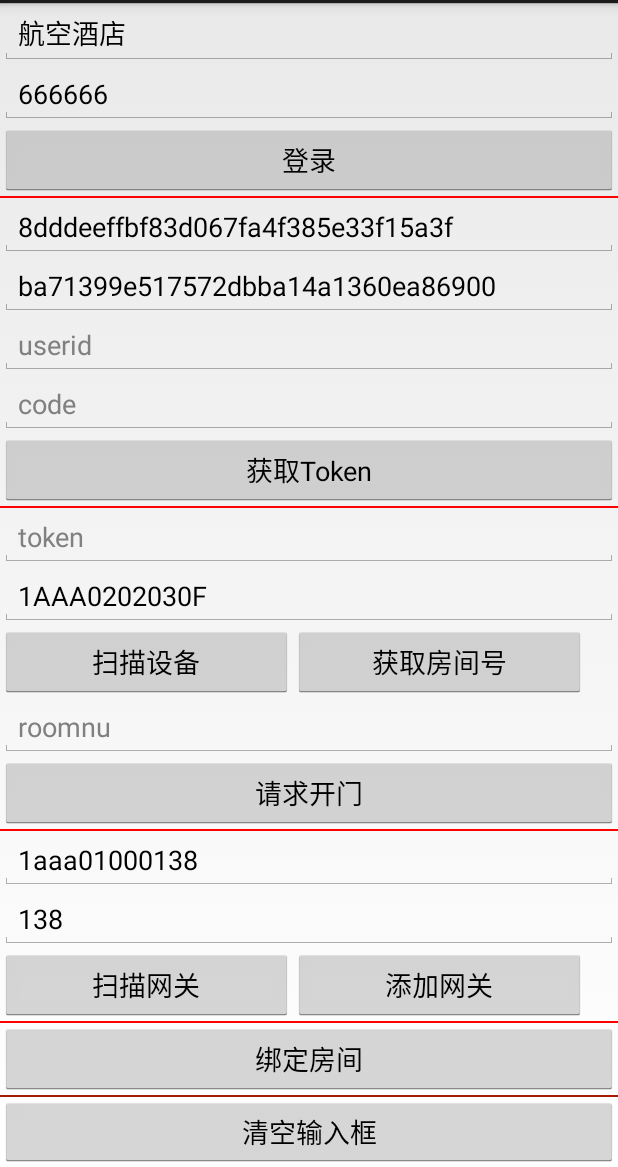
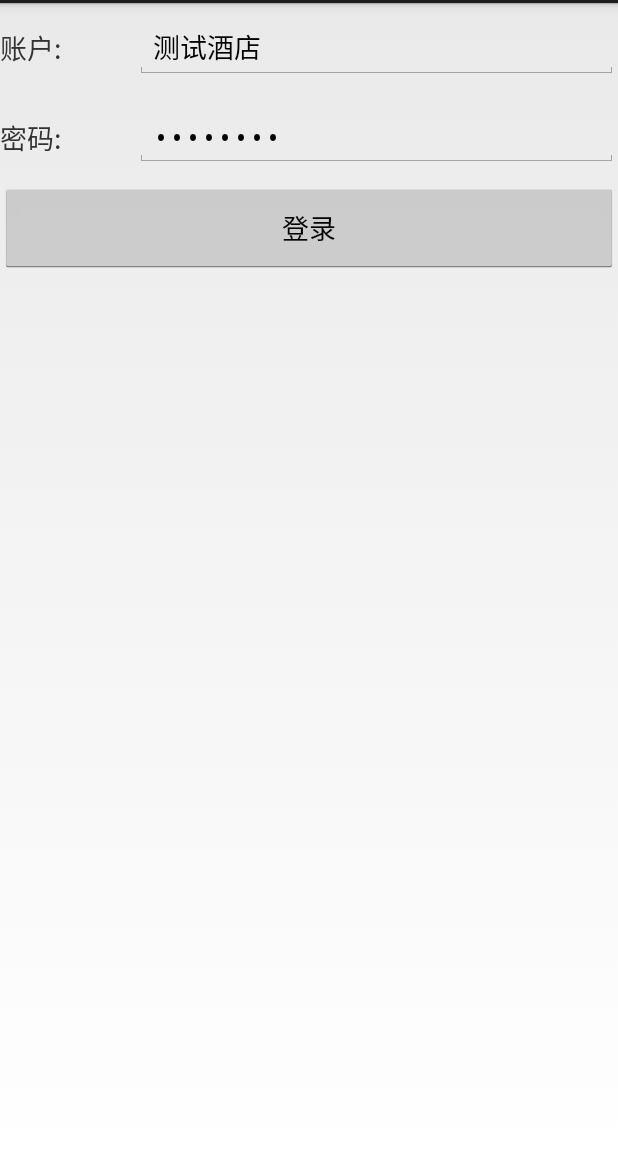
Before and after one commit to meton-robean/BZTools, an Android app: the screen it shows after launch (MainActivity before the commit, LoginActivity after it), after a tap on "登录", on a phone screen of 412 x 824 dp, the part 69-1236 px from its top. Run offline under Robolectric (Android 15) with nearby library versions, the phone set to English and light mode, and no system bars; network calls fail.

Commit message:
增加登录界面，绑定网关时闪退

```diff
--- a/bZTools/build.gradle
+++ b/bZTools/build.gradle
@@ -28,6 +28,7 @@ android {
 dependencies {
     compile project(':androidvolleymaster')
     compile 'com.android.support:support-v4:24.2.1'
+    compile 'com.android.support:appcompat-v7:24.2.1'
     compile files('libs/core.jar')
     compile files('libs/fastjson-1.1.33-sources.jar')
     compile files('libs/fastjson-1.1.33.jar')
--- /dev/null
+++ b/bZTools/src/main/java/com/yeah/bztools/ActivityCollector.java
@@ -0,0 +1,29 @@
+package com.yeah.bztools;
+
+
+import android.app.Activity;
+
+import java.util.ArrayList;
+import java.util.List;
+
+public class ActivityCollector {
+
+    public static List<Activity> activities = new ArrayList<>();
+
+    public static void addActivity(Activity activity) {
+        activities.add(activity);
+    }
+
+    public static void removeActivity(Activity activity) {
+        activities.remove(activity);
+    }
+
+    public static void finishAll() {
+        for (Activity activity : activities) {
+            if (!activity.isFinishing()) {
+                activity.finish();
+            }
+        }
+    }
+
+}
--- /dev/null
+++ b/bZTools/src/main/java/com/yeah/bztools/BaseActivity.java
@@ -0,0 +1,68 @@
+package com.yeah.bztools;
+
+import android.app.Activity;
+import android.app.AlertDialog;
+import android.content.BroadcastReceiver;
+import android.content.Context;
+import android.content.DialogInterface;
+import android.content.Intent;
+import android.content.IntentFilter;
+import android.os.Bundle;
+import android.support.v7.app.AppCompatActivity;
+
+public class BaseActivity extends Activity {
+
+    private ForceOfflineReceiver receiver;
+
+    @Override
+    protected void onCreate(Bundle savedInstanceState) {
+        super.onCreate(savedInstanceState);
+        ActivityCollector.addActivity(this);
+    }
+
+    @Override
+    protected void onResume() {
+        super.onResume();
+        IntentFilter intentFilter = new IntentFilter();
+        intentFilter.addAction("com.example.broadcastbestpractice.FORCE_OFFLINE");
+        receiver = new ForceOfflineReceiver();
+        registerReceiver(receiver, intentFilter);
+    }
+
+    @Override
+    protected void onPause() {
+        super.onPause();
+        if (receiver != null) {
+            unregisterReceiver(receiver);
+            receiver = null;
+        }
+    }
+
+    @Override
+    protected void onDestroy() {
+        super.onDestroy();
+        ActivityCollector.removeActivity(this);
+    }
+
+    class ForceOfflineReceiver extends BroadcastReceiver {
+
+        @Override
+        public void onReceive(final Context context, Intent intent) {
+            AlertDialog.Builder builder = new AlertDialog.Builder(context);
+            builder.setTitle("Warning");
+            builder.setMessage("You are forced to be offline. Please try to login again.");
+            builder.setCancelable(false);
+            builder.setPositiveButton("OK", new DialogInterface.OnClickListener() {
+                @Override
+                public void onClick(DialogInterface dialog, int which) {
+                    ActivityCollector.finishAll(); // 销毁所有活动
+                    Intent intent = new Intent(context, LoginActivity.class);
+                    context.startActivity(intent); // 重新启动LoginActivity
+                }
+            });
+            builder.show();
+        }
+
+    }
+
+}
--- /dev/null
+++ b/bZTools/src/main/java/com/yeah/bztools/LoginActivity.java
@@ -0,0 +1,105 @@
+package com.yeah.bztools;
+
+import android.content.Intent;
+import android.support.v7.app.AppCompatActivity;
+import android.os.Bundle;
+import android.view.View;
+import android.widget.Button;
+import android.widget.EditText;
+import android.widget.Toast;
+
+import com.yeah.bztools.net.NetInterface;
+import com.yeah.bztools.net.ResultEntity;
+
+import java.util.HashMap;
+import java.util.Map;
+
+public class LoginActivity extends BaseActivity{
+
+    //String code;
+    String userid;
+    String appid;
+    String secret;
+
+    private EditText accountEdit;
+
+    private EditText passwordEdit;
+
+    private Button login;
+
+    @Override
+    protected void onCreate(Bundle savedInstanceState) {
+        super.onCreate(savedInstanceState);
+        setContentView(R.layout.activity_login);
+
+        accountEdit = (EditText) findViewById(R.id.account);
+        passwordEdit = (EditText) findViewById(R.id.password);
+        login = (Button) findViewById(R.id.login);
+
+        login.setOnClickListener(new View.OnClickListener() {
+            @Override
+            public void onClick(View v) {
+                String account = accountEdit.getText().toString().trim();
+                String password = passwordEdit.getText().toString().trim();
+                login(account,password);
+            }
+        });
+    }
+
+
+    private void login(String username, String password) {
+        new NetInterface(getApplicationContext()).login(username,password, new NetInterface.DataCallBack<ResultEntity>() {
+            @Override
+            public void onData(ResultEntity data) {
+                if(data.getCode().equals("0")){
+                    //code=data.getCode();
+                    userid=data.getUserid();
+                    appid=data.getAppid();
+                    secret=data.getSecret();
+
+                    Toast.makeText(LoginActivity.this, "登录成功", Toast.LENGTH_SHORT).show();
+
+                    //cmt 密码正确进入MainActivity
+                    Intent intent = new Intent(LoginActivity.this, MainActivity.class);
+                    //intent.putExtra("code_s",code);
+                    intent.putExtra("user_s",userid);
+                    intent.putExtra("appid_s",appid);
+                    intent.putExtra("secret_s",secret);
+                    startActivity(intent);
+                    finish();
+
+                }else {
+                    Toast.makeText(LoginActivity.this, getMsg(data.getCode(), "登录操作"), Toast.LENGTH_SHORT).show();
+                }
+            }
+            @Override
+            public void onFail(String msg) {
+                Toast.makeText(LoginActivity.this, "登录失败,检查用户名密码是否正确"+msg, Toast.LENGTH_SHORT).show();
+            }
+        });
+    }
+
+    private String getMsg(String key,String operName){
+        Map<String, String> resMap = new HashMap<String, String>();
+        resMap.put("0", operName+",成功");
+        resMap.put("10000", operName+",其他");
+        resMap.put("10001", operName+",secret 不正确");
+        resMap.put("10002", operName+",接口凭证过期");
+        resMap.put("10003", operName+",参数出错");
+        resMap.put("10004", operName+",房间号不存在");
+        resMap.put("10005", operName+",设备ID不存在");
+        resMap.put("10006", operName+",数据库服务异常");
+        resMap.put("10007", operName+",Redis服务异常");
+        resMap.put("10008", operName+",开门失败，网关不在线");
+        resMap.put("10009", operName+",网关已存在");
+        resMap.put("10010", operName+",用户数据不匹配");
+        resMap.put("10011", operName+",设备已被绑定");
+        resMap.put("10012", operName+",用户ID不存在");
+        resMap.put("10013", operName+",网关不存在");
+        resMap.put("10014", operName+",该用户没有登录权限");
+        resMap.put("10015", operName+",房间已被绑定");
+
+        return resMap.get(key);
+    }
+
+}
--- a/bZTools/src/main/java/com/yeah/bztools/MainActivity.java
+++ b/bZTools/src/main/java/com/yeah/bztools/MainActivity.java
@@ -20,27 +20,20 @@ import android.widget.Toast;
 import com.mining.app.zxing.MipcaActivityCapture;
 import com.yeah.bztools.net.NetInterface;
 import com.yeah.bztools.net.ResultEntity;
+import android.support.v7.app.AppCompatActivity;
 
-public class MainActivity extends Activity implements OnClickListener{
+public class MainActivity extends BaseActivity implements OnClickListener{
 	public static final String SCAN_GATEWAY_FLAG_CODE = "1";
 	public static final String SCAN_DEVICE_FLAG_CODE = "2";
 	public static final int SCAN_GATEWAY_CODE = 0;
 	public static final int SCAN_DEVICE_CODE = 1;
 
-	private EditText password;
-	private EditText appid;
-	private EditText secret;
-	private EditText userid;
-	private EditText username;
-	private EditText code;
-	private EditText token;
 	private EditText deviceid;
 	private EditText gwid;
 	private EditText gwname;
 	private EditText roomnu;
 
-	String username_text;
-	String password_text;
+
 	String appid_text;
 	String secret_text;
 	String userid_text;
@@ -57,22 +50,21 @@ public class MainActivity extends Activity implements OnClickListener{
     protected void onCreate(Bundle savedInstanceState) {
         super.onCreate(savedInstanceState);
         setContentView(R.layout.activity_main);
+        //cmt 从登录界面获得appid secret userid
+        Intent intent_tmp=getIntent();
+        appid_text=intent_tmp.getStringExtra("appid_s");
+		secret_text=intent_tmp.getStringExtra("secret_s");
+
         initView();
     }
 
 	private void initView()
 	{
-		password = (EditText) findViewById(R.id.et_password);
-		username = (EditText) findViewById(R.id.et_username);
-		appid = (EditText) findViewById(R.id.et_appid);
-		secret = (EditText) findViewById(R.id.et_secret);
-		userid = (EditText) findViewById(R.id.et_userid);
-		code = (EditText) findViewById(R.id.et_code);
-		token = (EditText) findViewById(R.id.et_token);
+
+
 		deviceid = (EditText) findViewById(R.id.et_deviceid);
 		gwid = (EditText) findViewById(R.id.et_gwid);
-		gwname = (EditText) findViewById(R.id.et_gwname);
-		roomnu = (EditText) findViewById(R.id.et_roomnu);
+
 
 		llAutolayout = (LinearLayout) findViewById(R.id.ll_linear);
 
@@ -81,10 +73,8 @@ public class MainActivity extends Activity implements OnClickListener{
 		Button submit = (Button) findViewById(R.id.btn_submit);
 		submit.setOnClickListener(this);
 
-		Button login = (Button) findViewById(R.id.btn_login);
-		login.setOnClickListener(this);
-		Button gettoken = (Button) findViewById(R.id.btn_gettoken);
-		gettoken.setOnClickListener(this);
+
+
 		Button getroom = (Button) findViewById(R.id.btn_getroom);
 		getroom.setOnClickListener(this);
 		Button scangwid = (Button) findViewById(R.id.btn_scan_gwid);
@@ -107,33 +97,13 @@ public class MainActivity extends Activity implements OnClickListener{
 			runOnUiThread(new Runnable() {
 				@Override
 				public void run() {
-//					appid.setText("");
-//					secret.setText("");
-					userid.setText("");
-					code.setText("");
-					token.setText("");
 					roomnu.setText("");
+					deviceid.setText("");
+					gwid.setText("");
+					gwname.setText("");
 					llAutolayout.removeAllViews();
 				}
 			});
-			break;
-		case R.id.btn_login:
-			username_text = username.getText().toString().trim();
-			password_text = password.getText().toString().trim();
-			if (!TextUtils.isEmpty(username_text)&&!TextUtils.isEmpty(password_text)) {
-				login(username_text,password_text);
-			} else {
-				Toast.makeText(MainActivity.this, "输入账号和密码登录!",Toast.LENGTH_SHORT).show();
-			}
-			break;
-		case R.id.btn_gettoken:
-			appid_text = appid.getText().toString().trim();
-			secret_text = secret.getText().toString().trim();
-			if (!TextUtils.isEmpty(appid_text)&&!TextUtils.isEmpty(secret_text)) {
-				getToken(appid_text,secret_text);
-			} else {
-				Toast.makeText(MainActivity.this, "输入appid和secret登录!",Toast.LENGTH_SHORT).show();
-			}
 			break;
 
 		case R.id.btn_scan_deviceid:
@@ -151,28 +121,27 @@ public class MainActivity extends Activity implements OnClickListener{
 
 		case R.id.btn_getroom:
 			deviceid_text = deviceid.getText().toString().trim();
-			token_text = token.getText().toString().trim();
+			getToken(appid_text,secret_text);//cmt 获取token,保存于全局变量 token_text中
 			if (!TextUtils.isEmpty(deviceid_text)&&!TextUtils.isEmpty(token_text)) {
 				getRoomInfo(deviceid_text,token_text);
 			} else {
-				Toast.makeText(MainActivity.this, "设备ID和token不能为空!",Toast.LENGTH_SHORT).show();
+				Toast.makeText(MainActivity.this, "获取房间号失败",Toast.LENGTH_SHORT).show();
 			}
 			break;
 		case R.id.btn_opendoor:
-			appid_text = appid.getText().toString().trim();
-			token_text = token.getText().toString().trim();
+			//appid_text = appid.getText().toString().trim();
+			getToken(appid_text,secret_text);
 			roomnu_text = roomnu.getText().toString().trim();
 			if (!TextUtils.isEmpty(appid_text)&&!TextUtils.isEmpty(token_text)) {
 				openDoor(token_text,appid_text,roomnu_text);
 			} else {
-				Toast.makeText(MainActivity.this, "appid_text和token不能为空!",Toast.LENGTH_SHORT).show();
+				Toast.makeText(MainActivity.this, "开门失败",Toast.LENGTH_SHORT).show();
 			}
 			break;
 		case R.id.btn_addgateway:
 			gwid_text = gwid.getText().toString().trim();
 			gwname_text = gwname.getText().toString().trim();
-			userid_text = userid.getText().toString().trim();
-			token_text = token.getText().toString().trim();
+			getToken(appid_text,secret_text);
 			if (!TextUtils.isEmpty(deviceid_text)&&!TextUtils.isEmpty(token_text)) {
 				addGateway(gwid_text,gwname_text,userid_text,token_text);
 			} else {
@@ -183,8 +152,7 @@ public class MainActivity extends Activity implements OnClickListener{
 			gwid_text = gwid.getText().toString().trim();
 			deviceid_text = deviceid.getText().toString().trim();
 			roomnu_text = roomnu.getText().toString().trim();
-			userid_text = userid.getText().toString().trim();
-			token_text = token.getText().toString().trim();
+			getToken(appid_text,secret_text);
 			if (!TextUtils.isEmpty(roomnu_text)&&!TextUtils.isEmpty(token_text)) {
 				bindRoom(deviceid_text,roomnu_text,userid_text,token_text,gwid_text);
 			} else {
@@ -224,33 +192,20 @@ public class MainActivity extends Activity implements OnClickListener{
     }
 
 
-	private void login(String username, String password) {
-		new NetInterface(getApplicationContext()).login(username,password, new NetInterface.DataCallBack<ResultEntity>() {
-			@Override
-			public void onData(ResultEntity data) {
-				if(data.getCode().equals("0")){
-					code.setText(data.getCode());
-					userid.setText(data.getUserid());
-					appid.setText(data.getAppid());
-					secret.setText(data.getSecret());
-					autoViewTOLayout(data);
-				}
-				Toast.makeText(MainActivity.this, getMsg(data.getCode(),"登录操作"), Toast.LENGTH_SHORT).show();
-			}
-			@Override
-			public void onFail(String msg) {
-				Toast.makeText(MainActivity.this, "登录失败,检查用户名密码是否正确"+msg, Toast.LENGTH_SHORT).show();
-			}
-		});
-	}
 
+    /*
+    * cmt 获取token,保存于全局变量 token_text,code_text中
+    *
+    * */
 	private void getToken(String username_text, String password_text) {
 		new NetInterface(getApplicationContext()).getToken(username_text,password_text, new NetInterface.DataCallBack<ResultEntity>() {
 			@Override
 			public void onData(ResultEntity data) {
 				Toast.makeText(MainActivity.this, getMsg(data.getCode(),"获取Token操作"), Toast.LENGTH_SHORT).show();
-				code.setText(data.getCode());
-				token.setText(data.getToken());
+				//code.setText(data.getCode());
+				//token.setText(data.getToken());
+				code_text=data.getCode();
+				token_text=data.getToken();
 				autoViewTOLayout(data);
 			}
 			@Override
@@ -280,7 +235,7 @@ public class MainActivity extends Activity implements OnClickListener{
 			@Override
 			public void onData(ResultEntity data) {
 				Toast.makeText(MainActivity.this, getMsg(data.getCode(),"请求开门操作"), Toast.LENGTH_LONG).show();
-				code.setText(data.getCode());
+				code_text=data.getCode();
 				autoViewTOLayout(data);
 			}
 			@Override
@@ -296,7 +251,7 @@ public class MainActivity extends Activity implements OnClickListener{
 			@Override
 			public void onData(ResultEntity data) {
 				Toast.makeText(MainActivity.this, getMsg(data.getCode(),"添加网关操作"), Toast.LENGTH_LONG).show();
-				code.setText(data.getCode());
+				code_text=data.getCode();
 				autoViewTOLayout(data);
 			}
 			@Override
@@ -313,7 +268,7 @@ public class MainActivity extends Activity implements OnClickListener{
 			@Override
 			public void onData(ResultEntity data) {
 				Toast.makeText(MainActivity.this, getMsg(data.getCode(),"绑定房间操作"), Toast.LENGTH_LONG).show();
-				code.setText(data.getCode());
+				code_text=data.getCode();
 				autoViewTOLayout(data);
 			}
 			@Override
@@ -325,7 +280,7 @@ public class MainActivity extends Activity implements OnClickListener{
 
 
 	private String getMsg(String key,String operName){
-		Map<String, String> resMap = new HashMap<String, String>();
+		Map<String, String> resMap = new HashMap<String,String>();
 		resMap.put("0", operName+",成功");
 		resMap.put("10000", operName+",其他");
 		resMap.put("10001", operName+",secret 不正确");
--- /dev/null
+++ b/bZTools/src/main/res/layout/activity_login.xml
@@ -0,0 +1,55 @@
+<?xml version="1.0" encoding="utf-8"?>
+<LinearLayout xmlns:android="http://schemas.android.com/apk/res/android"
+    android:orientation="vertical"
+    android:layout_width="match_parent"
+    android:layout_height="match_parent">
+
+    <LinearLayout
+        android:orientation="horizontal"
+        android:layout_width="match_parent"
+        android:layout_height="60dp">
+        <TextView
+            android:layout_width="90dp"
+            android:layout_height="wrap_content"
+            android:layout_gravity="center_vertical"
+            android:textSize="18sp"
+            android:text="账户:" />
+
+        <EditText
+            android:id="@+id/account"
+            android:layout_width="0dp"
+            android:layout_height="wrap_content"
+            android:layout_weight="1"
+            android:layout_gravity="center_vertical"
+            android:text="测试酒店"
+            />
+    </LinearLayout>
+
+    <LinearLayout
+        android:orientation="horizontal"
+        android:layout_width="match_parent"
+        android:layout_height="60dp">
+        <TextView
+            android:layout_width="90dp"
+            android:layout_height="wrap_content"
+            android:layout_gravity="center_vertical"
+            android:textSize="18sp"
+            android:text="密码:" />
+
+        <EditText
+            android:id="@+id/password"
+            android:layout_width="0dp"
+            android:layout_height="wrap_content"
+            android:layout_weight="1"
+            android:layout_gravity="center_vertical"
+            android:text="csjd2018"
+            android:inputType="textPassword" />
+    </LinearLayout>
+
+    <Button
+        android:id="@+id/login"
+        android:layout_width="match_parent"
+        android:layout_height="60dp"
+        android:text="登录" />
+
+</LinearLayout>
--- a/bZTools/src/main/res/layout/activity_main.xml
+++ b/bZTools/src/main/res/layout/activity_main.xml
@@ -3,66 +3,8 @@
     android:layout_width="match_parent"
     android:layout_height="match_parent"
     android:orientation="vertical"
-    tools:context="${relativePackage}.${activityClass}" >
+	tools:context="${relativePackage}.${activityClass}"  >
     <!-- <include layout="@layout/head_two" /> -->
-
-    <EditText
-        android:id="@+id/et_username"
-        android:layout_width="match_parent"
-        android:layout_height="wrap_content"
-        android:text="航空酒店"
-        android:hint="username" />
-
-    <EditText
-        android:id="@+id/et_password"
-        android:layout_width="match_parent"
-        android:layout_height="wrap_content"
-        android:text="666666"
-        android:hint="password"/>
-
-    <Button
-        android:id="@+id/btn_login"
-        android:layout_width="match_parent"
-        android:layout_height="wrap_content"
-        android:text="登录" />
-
-	<View
-	    android:layout_height="2px"
-	    android:layout_width="match_parent"
-	    android:background="#ff0000"
-	/>
-
-    <EditText
-        android:id="@+id/et_appid"
-        android:layout_width="match_parent"
-        android:layout_height="wrap_content"
-        android:text="8dddeeffbf83d067fa4f385e33f15a3f"
-        android:hint="appid" />
-
-    <EditText
-        android:id="@+id/et_secret"
-        android:layout_width="match_parent"
-        android:layout_height="wrap_content"
-        android:text="ba71399e517572dbba14a1360ea86900"
-        android:hint="secret"/>
-
-    <EditText
-        android:id="@+id/et_userid"
-        android:layout_width="match_parent"
-        android:layout_height="wrap_content"
-        android:hint="userid"/>
-
-    <EditText
-        android:id="@+id/et_code"
-        android:layout_width="match_parent"
-        android:layout_height="wrap_content"
-        android:hint="code"/>
-
-    <Button
-        android:id="@+id/btn_gettoken"
-        android:layout_width="match_parent"
-        android:layout_height="wrap_content"
-        android:text="获取Token" />
 
 	<View
 	    android:layout_height="2px"
@@ -71,17 +13,16 @@
 	/>
 
 	<EditText
-        android:id="@+id/et_token"
-        android:layout_width="match_parent"
-        android:layout_height="wrap_content"
-        android:hint="token"/>
-
-	<EditText
         android:id="@+id/et_deviceid"
         android:layout_width="match_parent"
         android:layout_height="wrap_content"
-        android:text="1AAA0202030F"
-        android:hint="deviceid"/>
+        android:hint="设备mac"/>
+	<EditText
+		android:id="@+id/et_roomnu"
+		android:layout_width="match_parent"
+		android:layout_height="wrap_content"
+		android:text=""
+		android:hint="设备房间号"/>
 
 	<LinearLayout
 	    android:id="@+id/line_device"
@@ -103,18 +44,6 @@
 
     </LinearLayout>
 
-	<EditText
-        android:id="@+id/et_roomnu"
-        android:layout_width="match_parent"
-        android:layout_height="wrap_content"
-        android:text=""
-        android:hint="roomnu"/>
-
-	<Button
-        android:id="@+id/btn_opendoor"
-        android:layout_width="match_parent"
-        android:layout_height="wrap_content"
-        android:text="请求开门" />
 
 	<View
 	    android:layout_height="2px"
@@ -126,15 +55,13 @@
         android:id="@+id/et_gwid"
         android:layout_width="match_parent"
         android:layout_height="wrap_content"
-        android:text="1aaa01000138"
-        android:hint="gwid"/>
+        android:hint="网关mac"/>
 
 	<EditText
         android:id="@+id/et_gwname"
         android:layout_width="match_parent"
         android:layout_height="wrap_content"
-        android:text="138"
-        android:hint="gwname"/>
+        android:hint="网关名称"/>
 
 	<LinearLayout
 	    android:id="@+id/line_gateway"
@@ -163,7 +90,17 @@
         android:id="@+id/btn_bindroom"
         android:layout_width="match_parent"
         android:layout_height="wrap_content"
-        android:text="绑定房间" />
+        android:text="绑定" />
+	<View
+		android:layout_height="2px"
+		android:layout_width="match_parent"
+		android:background="#ff0000"
+		/>
+	<Button
+		android:id="@+id/btn_opendoor"
+		android:layout_width="match_parent"
+		android:layout_height="wrap_content"
+		android:text="测试开门" />
 
 	<View
 	    android:layout_height="2px"
```
Also changed, not shown: bZTools/src/main/AndroidManifest.xml (+10 -5 lines), 688 other files.
